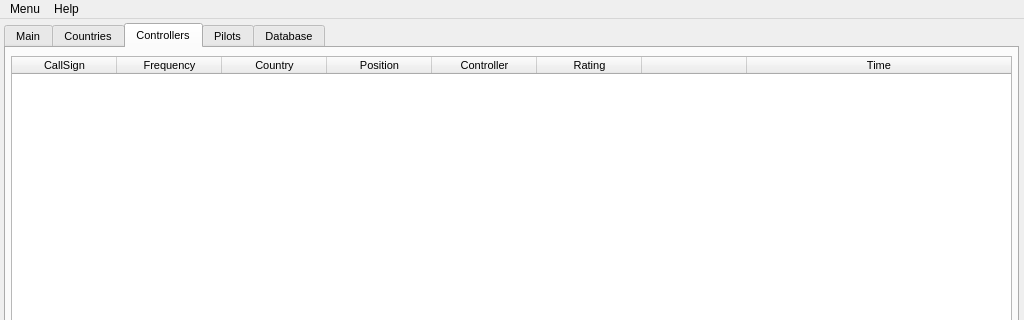
Old version of the form QtUI/MainWindow_UI.ui in the repository emper0r/IVAO-status; both pictures show x 0 to 1024 and y 0 to 320 of the 1024 by 690 pixel window.
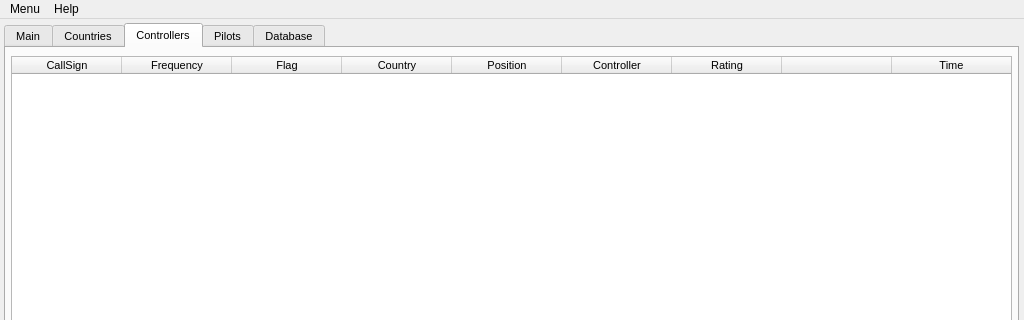
New version of the form. The open tabs and pages were chosen to show the change.

Commit message:
* Add column Country text and rename flag column
    + Now can see almost all flag and Country name in ATCFullList
    + Setting re-order of ColumnWidth in ATCFullList by new flag column
    + Fixing bug when ControllerInfo_UI load the zero
      empty time
    + Fixed ControllerInfo_UI when show connected player
    + Adjust little more column at inbound/outbound flight
      in SearchCountry
    + Add new image for IVAO members as flag  O:)
    + Show ivao image if some IVAO member is connected

Patch:
```diff
--- a/QtUI/MainWindow_UI.ui
+++ b/QtUI/MainWindow_UI.ui
@@ -1283,10 +1283,10 @@
        <bool>false</bool>
       </property>
       <attribute name="horizontalHeaderDefaultSectionSize">
-       <number>105</number>
+       <number>110</number>
       </attribute>
       <attribute name="horizontalHeaderMinimumSectionSize">
-       <number>105</number>
+       <number>110</number>
       </attribute>
       <attribute name="horizontalHeaderStretchLastSection">
        <bool>true</bool>
@@ -1307,6 +1307,11 @@
         <string>Frequency</string>
        </property>
       </column>
+      <column>
+       <property name="text">
+        <string>Flag</string>
+       </property>
+      </column>
       <column>
        <property name="text">
         <string>Country</string>
```
The commit also changes 4 other files.
